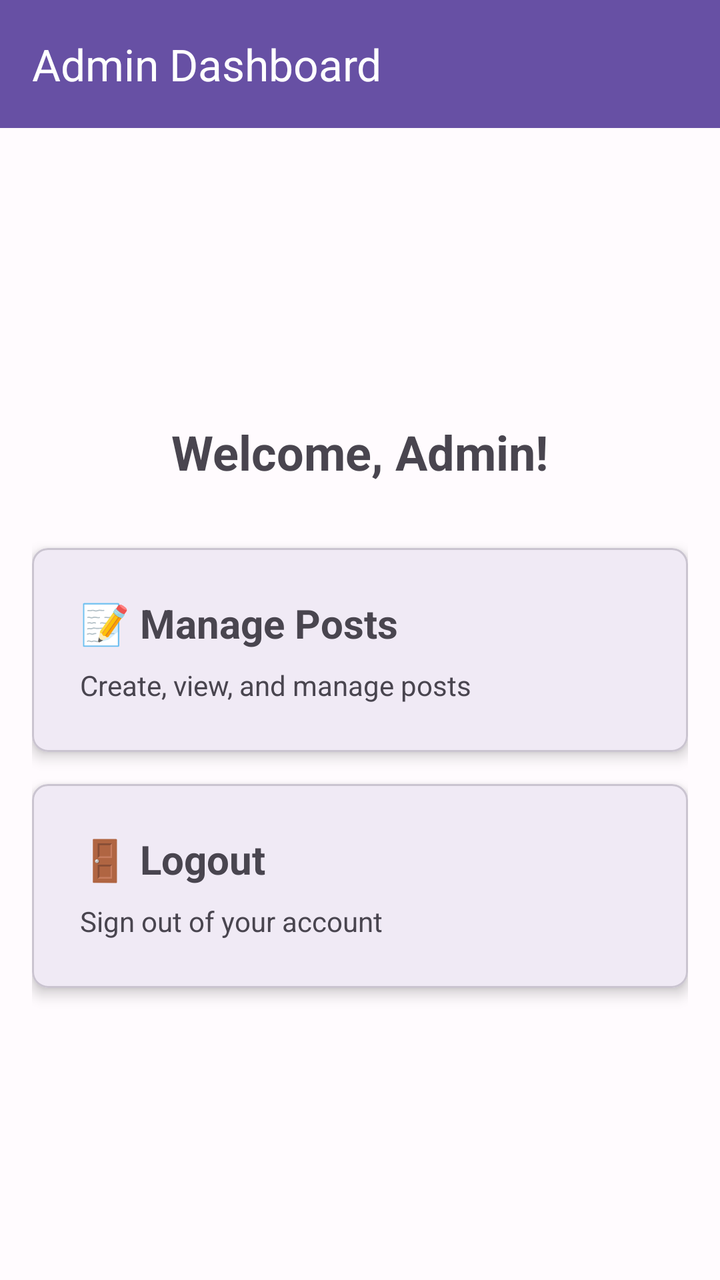
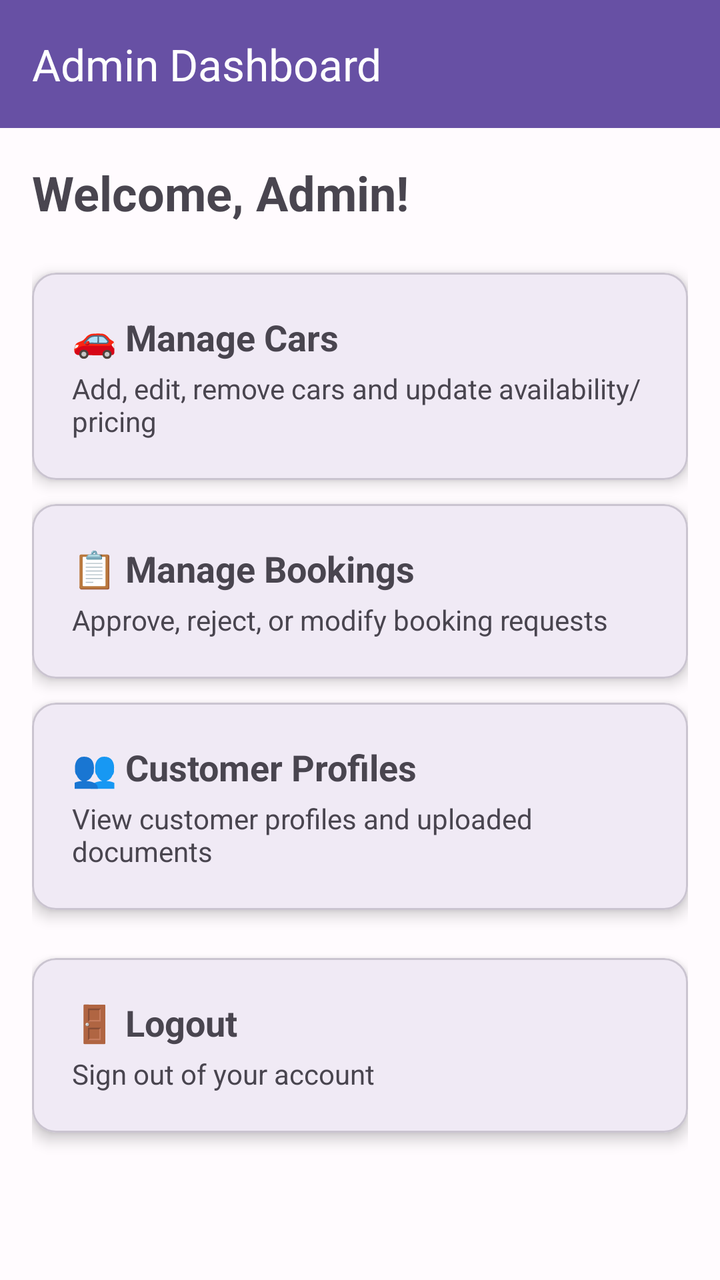

Compare the two renders of this Android layout. The source of the first and the diff that turns it into the second are given below.
<!-- AndroidManifest.xml: activity theme Theme.DriveWise -->
<!-- res/layout/activity_admin_home.xml -->
<?xml version="1.0" encoding="utf-8"?>
<LinearLayout xmlns:android="http://schemas.android.com/apk/res/android"
    xmlns:app="http://schemas.android.com/apk/res-auto"
    android:layout_width="match_parent"
    android:layout_height="match_parent"
    android:orientation="vertical">

    <com.google.android.material.appbar.MaterialToolbar
        android:id="@+id/toolbar"
        android:layout_width="match_parent"
        android:layout_height="?attr/actionBarSize"
        android:background="?attr/colorPrimary"
        app:title="Admin Dashboard"
        app:titleTextColor="?attr/colorOnPrimary" />

    <LinearLayout
        android:layout_width="match_parent"
        android:layout_height="match_parent"
        android:orientation="vertical"
        android:padding="16dp"
        android:gravity="center">

        <TextView
            android:layout_width="wrap_content"
            android:layout_height="wrap_content"
            android:text="Welcome, Admin!"
            android:textSize="24sp"
            android:textStyle="bold"
            android:layout_marginBottom="32dp" />

        <com.google.android.material.card.MaterialCardView
            android:id="@+id/cardManagePosts"
            android:layout_width="match_parent"
            android:layout_height="wrap_content"
            android:layout_marginBottom="16dp"
            app:cardElevation="4dp"
            app:cardCornerRadius="8dp"
            android:clickable="true"
            android:focusable="true">

            <LinearLayout
                android:layout_width="match_parent"
                android:layout_height="wrap_content"
                android:orientation="vertical"
                android:padding="24dp">

                <TextView
                    android:layout_width="wrap_content"
                    android:layout_height="wrap_content"
                    android:text="📝 Manage Posts"
                    android:textSize="20sp"
                    android:textStyle="bold" />

                <TextView
                    android:layout_width="wrap_content"
                    android:layout_height="wrap_content"
                    android:layout_marginTop="8dp"
                    android:text="Create, view, and manage posts"
                    android:textColor="?attr/colorOnSurfaceVariant" />
            </LinearLayout>
        </com.google.android.material.card.MaterialCardView>

        <com.google.android.material.card.MaterialCardView
            android:id="@+id/cardLogout"
            android:layout_width="match_parent"
            android:layout_height="wrap_content"
            app:cardElevation="4dp"
            app:cardCornerRadius="8dp"
            android:clickable="true"
            android:focusable="true">

            <LinearLayout
                android:layout_width="match_parent"
                android:layout_height="wrap_content"
                android:orientation="vertical"
                android:padding="24dp">

                <TextView
                    android:layout_width="wrap_content"
                    android:layout_height="wrap_content"
                    android:text="🚪 Logout"
                    android:textSize="20sp"
                    android:textStyle="bold" />

                <TextView
                    android:layout_width="wrap_content"
                    android:layout_height="wrap_content"
                    android:layout_marginTop="8dp"
                    android:text="Sign out of your account"
                    android:textColor="?attr/colorOnSurfaceVariant" />
            </LinearLayout>
        </com.google.android.material.card.MaterialCardView>
    </LinearLayout>
</LinearLayout>
<!-- resources referenced by this layout -->
<resources>
  <style name="Theme.DriveWise" parent="Theme.Material3.Light.NoActionBar">
          <item name="colorPrimary">@color/md_theme_primary</item>
          <item name="colorOnPrimary">@color/md_theme_onPrimary</item>
          <item name="colorPrimaryContainer">@color/md_theme_primaryContainer</item>
          <item name="colorOnPrimaryContainer">@color/md_theme_onPrimaryContainer</item>
          <item name="colorSecondary">@color/md_theme_secondary</item>
          <item name="colorOnSecondary">@color/md_theme_onSecondary</item>
          <item name="colorSecondaryContainer">@color/md_theme_secondaryContainer</item>
          <item name="colorOnSecondaryContainer">@color/md_theme_onSecondaryContainer</item>
          <item name="colorTertiary">@color/md_theme_tertiary</item>
          <item name="colorOnTertiary">@color/md_theme_onTertiary</item>
          <item name="colorTertiaryContainer">@color/md_theme_tertiaryContainer</item>
          <item name="colorOnTertiaryContainer">@color/md_theme_onTertiaryContainer</item>
          <item name="colorError">@color/md_theme_error</item>
          <item name="colorOnError">@color/md_theme_onError</item>
          <item name="colorErrorContainer">@color/md_theme_errorContainer</item>
          <item name="colorOnErrorContainer">@color/md_theme_onErrorContainer</item>
          <item name="android:colorBackground">@color/md_theme_background</item>
          <item name="colorOnBackground">@color/md_theme_onBackground</item>
          <item name="colorSurface">@color/md_theme_surface</item>
          <item name="colorOnSurface">@color/md_theme_onSurface</item>
          <item name="colorSurfaceVariant">@color/md_theme_surfaceVariant</item>
          <item name="colorOnSurfaceVariant">@color/md_theme_onSurfaceVariant</item>
          <item name="colorOutline">@color/md_theme_outline</item>
          <item name="colorOutlineVariant">@color/md_theme_outlineVariant</item>
      </style>
  <color name="md_theme_primary">#6750A4</color>
  <color name="md_theme_onPrimary">#FFFFFF</color>
  <color name="md_theme_primaryContainer">#EADDFF</color>
  <color name="md_theme_onPrimaryContainer">#21005D</color>
  <color name="md_theme_secondary">#625B71</color>
  <color name="md_theme_onSecondary">#FFFFFF</color>
  <color name="md_theme_secondaryContainer">#E8DEF8</color>
  <color name="md_theme_onSecondaryContainer">#1D192B</color>
  <color name="md_theme_tertiary">#7D5260</color>
  <color name="md_theme_onTertiary">#FFFFFF</color>
  <color name="md_theme_tertiaryContainer">#FFD8E4</color>
  <color name="md_theme_onTertiaryContainer">#31111D</color>
  <color name="md_theme_error">#B3261E</color>
  <color name="md_theme_onError">#FFFFFF</color>
  <color name="md_theme_errorContainer">#F9DEDC</color>
  <color name="md_theme_onErrorContainer">#8C1D18</color>
  <color name="md_theme_background">#FFFBFE</color>
  <color name="md_theme_onBackground">#1C1B1F</color>
  <color name="md_theme_surface">#FFFBFE</color>
  <color name="md_theme_onSurface">#1C1B1F</color>
  <color name="md_theme_surfaceVariant">#E7E0EC</color>
  <color name="md_theme_onSurfaceVariant">#49454F</color>
  <color name="md_theme_outline">#79747E</color>
  <color name="md_theme_outlineVariant">#CAC4D0</color>
</resources>

<!-- the commit's change to res/layout/activity_admin_home.xml (unified diff, before → after) -->
@@ -13,82 +13,162 @@
         app:title="Admin Dashboard"
         app:titleTextColor="?attr/colorOnPrimary" />
 
-    <LinearLayout
+    <ScrollView
         android:layout_width="match_parent"
         android:layout_height="match_parent"
-        android:orientation="vertical"
-        android:padding="16dp"
-        android:gravity="center">
+        android:fillViewport="true">
 
-        <TextView
-            android:layout_width="wrap_content"
-            android:layout_height="wrap_content"
-            android:text="Welcome, Admin!"
-            android:textSize="24sp"
-            android:textStyle="bold"
-            android:layout_marginBottom="32dp" />
-
-        <com.google.android.material.card.MaterialCardView
-            android:id="@+id/cardManagePosts"
+        <LinearLayout
             android:layout_width="match_parent"
             android:layout_height="wrap_content"
-            android:layout_marginBottom="16dp"
-            app:cardElevation="4dp"
-            app:cardCornerRadius="8dp"
-            android:clickable="true"
-            android:focusable="true">
+            android:orientation="vertical"
+            android:padding="16dp">
 
-            <LinearLayout
+            <TextView
+                android:layout_width="wrap_content"
+                android:layout_height="wrap_content"
+                android:text="Welcome, Admin!"
+                android:textSize="24sp"
+                android:textStyle="bold"
+                android:layout_marginBottom="24dp" />
+
+            
+            <com.google.android.material.card.MaterialCardView
+                android:id="@+id/cardManageCars"
                 android:layout_width="match_parent"
                 android:layout_height="wrap_content"
-                android:orientation="vertical"
-                android:padding="24dp">
+                android:layout_marginBottom="12dp"
+                app:cardElevation="4dp"
+                app:cardCornerRadius="12dp"
+                android:clickable="true"
+                android:focusable="true">
 
-                <TextView
-                    android:layout_width="wrap_content"
+                <LinearLayout
+                    android:layout_width="match_parent"
                     android:layout_height="wrap_content"
-                    android:text="📝 Manage Posts"
-                    android:textSize="20sp"
-                    android:textStyle="bold" />
+                    android:orientation="vertical"
+                    android:padding="20dp">
 
-                <TextView
-                    android:layout_width="wrap_content"
-                    android:layout_height="wrap_content"
-                    android:layout_marginTop="8dp"
-                    android:text="Create, view, and manage posts"
-                    android:textColor="?attr/colorOnSurfaceVariant" />
-            </LinearLayout>
-        </com.google.android.material.card.MaterialCardView>
+                    <TextView
+                        android:layout_width="wrap_content"
+                        android:layout_height="wrap_content"
+                        android:text="🚗 Manage Cars"
+                        android:textSize="18sp"
+                        android:textStyle="bold" />
 
-        <com.google.android.material.card.MaterialCardView
-            android:id="@+id/cardLogout"
-            android:layout_width="match_parent"
-            android:layout_height="wrap_content"
-            app:cardElevation="4dp"
-            app:cardCornerRadius="8dp"
-            android:clickable="true"
-            android:focusable="true">
+                    <TextView
+                        android:layout_width="wrap_content"
+                        android:layout_height="wrap_content"
+                        android:layout_marginTop="4dp"
+                        android:text="Add, edit, remove cars and update availability/pricing"
+                        android:textColor="?attr/colorOnSurfaceVariant"
+                        android:textSize="14sp" />
+                </LinearLayout>
+            </com.google.android.material.card.MaterialCardView>
 
-            <LinearLayout
+            
+            <com.google.android.material.card.MaterialCardView
+                android:id="@+id/cardManageBookings"
                 android:layout_width="match_parent"
                 android:layout_height="wrap_content"
-                android:orientation="vertical"
-                android:padding="24dp">
+                android:layout_marginBottom="12dp"
+                app:cardElevation="4dp"
+                app:cardCornerRadius="12dp"
+                android:clickable="true"
+                android:focusable="true">
 
-                <TextView
-                    android:layout_width="wrap_content"
+                <LinearLayout
+                    android:layout_width="match_parent"
                     android:layout_height="wrap_content"
-                    android:text="🚪 Logout"
-                    android:textSize="20sp"
-                    android:textStyle="bold" />
+                    android:orientation="vertical"
+                    android:padding="20dp">
 
-                <TextView
-                    android:layout_width="wrap_content"
+                    <TextView
+                        android:layout_width="wrap_content"
+                        android:layout_height="wrap_content"
+                        android:text="📋 Manage Bookings"
+                        android:textSize="18sp"
+                        android:textStyle="bold" />
+
+                    <TextView
+                        android:layout_width="wrap_content"
+                        android:layout_height="wrap_content"
+                        android:layout_marginTop="4dp"
+                        android:text="Approve, reject, or modify booking requests"
+                        android:textColor="?attr/colorOnSurfaceVariant"
+                        android:textSize="14sp" />
+                </LinearLayout>
+            </com.google.android.material.card.MaterialCardView>
+
+            
+            <com.google.android.material.card.MaterialCardView
+                android:id="@+id/cardCustomerProfiles"
+                android:layout_width="match_parent"
+                android:layout_height="wrap_content"
+                android:layout_marginBottom="12dp"
+                app:cardElevation="4dp"
+                app:cardCornerRadius="12dp"
+                android:clickable="true"
+                android:focusable="true">
+
+                <LinearLayout
+                    android:layout_width="match_parent"
                     android:layout_height="wrap_content"
-                    android:layout_marginTop="8dp"
-                    android:text="Sign out of your account"
-                    android:textColor="?attr/colorOnSurfaceVariant" />
-            </LinearLayout>
-        </com.google.android.material.card.MaterialCardView>
-    </LinearLayout>
+                    android:orientation="vertical"
+                    android:padding="20dp">
+
+                    <TextView
+                        android:layout_width="wrap_content"
+                        android:layout_height="wrap_content"
+                        android:text="👥 Customer Profiles"
+                        android:textSize="18sp"
+                        android:textStyle="bold" />
+
+                    <TextView
+                        android:layout_width="wrap_content"
+                        android:layout_height="wrap_content"
+                        android:layout_marginTop="4dp"
+                        android:text="View customer profiles and uploaded documents"
+                        android:textColor="?attr/colorOnSurfaceVariant"
+                        android:textSize="14sp" />
+                </LinearLayout>
+            </com.google.android.material.card.MaterialCardView>
+
+
+            
+            <com.google.android.material.card.MaterialCardView
+                android:id="@+id/cardLogout"
+                android:layout_width="match_parent"
+                android:layout_height="wrap_content"
+                android:layout_marginTop="12dp"
+                app:cardElevation="4dp"
+                app:cardCornerRadius="12dp"
+                android:clickable="true"
+                android:focusable="true">
+
+                <LinearLayout
+                    android:layout_width="match_parent"
+                    android:layout_height="wrap_content"
+                    android:orientation="vertical"
+                    android:padding="20dp">
+
+                    <TextView
+                        android:layout_width="wrap_content"
+                        android:layout_height="wrap_content"
+                        android:text="🚪 Logout"
+                        android:textSize="18sp"
+                        android:textStyle="bold" />
+
+                    <TextView
+                        android:layout_width="wrap_content"
+                        android:layout_height="wrap_content"
+                        android:layout_marginTop="4dp"
+                        android:text="Sign out of your account"
+                        android:textColor="?attr/colorOnSurfaceVariant"
+                        android:textSize="14sp" />
+                </LinearLayout>
+            </com.google.android.material.card.MaterialCardView>
+
+        </LinearLayout>
+    </ScrollView>
 </LinearLayout>
